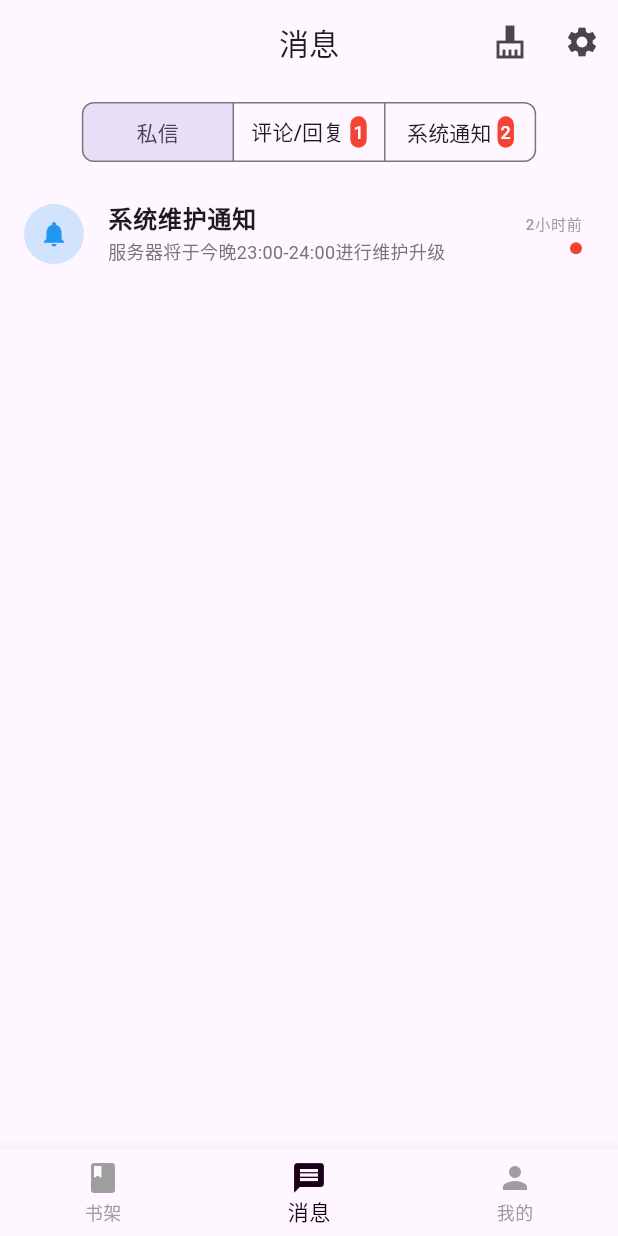
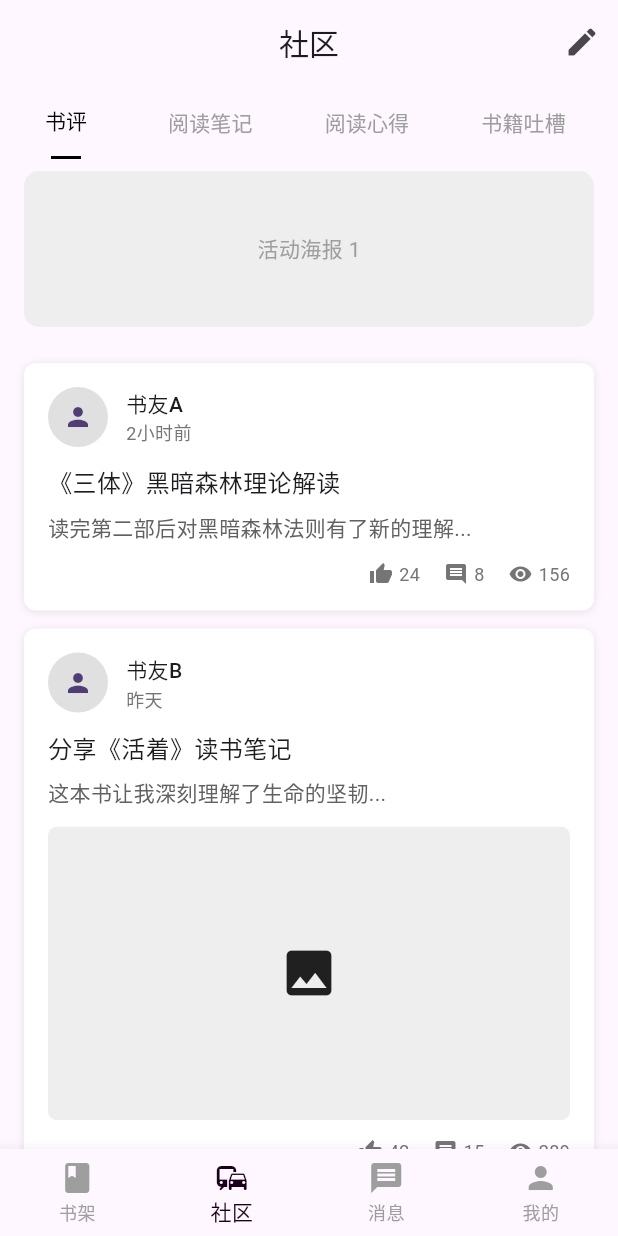
Before and after one commit to zayn415/reada-front, a Flutter app: the screen it shows after launch, item 2 of the bottom bar chosen, on a phone screen of 412 x 824 dp. Run offline on Flutter 3.47's test engine with Material 3 defaults, Android fonts, the phone set to English and light mode, and no system bars; our stand-ins replace dio, email_validator, file_picker, hive, hive_flutter, pinput; accounts and stored records are empty.

Commit message:
feat: 重命名文件；完善消息页面；初定社区页面

```diff
--- a/lib/main.dart
+++ b/lib/main.dart
@@ -7,7 +7,7 @@ import 'package:reada/services/user_service.dart';
 import 'package:reada/storage/user_storage.dart';
 import 'package:reada/utils/api_client.dart';
 
-import 'module/MainNavigator.dart';
+import 'module/navigator.dart';
 
 void main() async {
   WidgetsFlutterBinding.ensureInitialized();
@@ -49,7 +49,7 @@ class MyApp extends StatelessWidget {
       initialRoute: Routes.shelf,
       onGenerateRoute: (settings) {
         if (settings.name == Routes.shelf) {
-          return MaterialPageRoute(builder: (_) => const MainNavigator());
+          return MaterialPageRoute(builder: (_) => const BottomNavigator());
         }
         return AppRoutes.generateRoute(settings);
       },
--- a/lib/module/MainNavigator.dart
+++ b/lib/module/navigator.dart
@@ -1,4 +1,5 @@
 import 'package:flutter/material.dart';
+import 'package:reada/pages/community_page.dart';
 
 import '../constants/colors.dart';
 import '../pages/message_page.dart';
@@ -6,18 +7,19 @@ import '../pages/profile_page.dart';
 import '../pages/shelf_page.dart';
 
 // 页面底部导航栏
-class MainNavigator extends StatefulWidget {
-  const MainNavigator({super.key});
+class BottomNavigator extends StatefulWidget {
+  const BottomNavigator({super.key});
 
   @override
-  State<MainNavigator> createState() => _MainNavigatorState();
+  State<BottomNavigator> createState() => _BottomNavigatorState();
 }
 
-class _MainNavigatorState extends State<MainNavigator> {
+class _BottomNavigatorState extends State<BottomNavigator> {
   int _currentIndex = 0;
 
   static final List<Widget> _pages = <Widget>[
     const ShelfPage(),
+    const CommunityPage(),
     const MessagePage(),
     const ProfilePage(),
   ];
@@ -35,6 +37,10 @@ class _MainNavigatorState extends State<MainNavigator> {
       bottomNavigationBar: BottomNavigationBar(
         items: const [
           BottomNavigationBarItem(icon: Icon(Icons.book), label: '书架'),
+          BottomNavigationBarItem(
+            icon: Icon(Icons.commute_outlined),
+            label: '社区',
+          ),
           BottomNavigationBarItem(icon: Icon(Icons.message), label: '消息'),
           BottomNavigationBarItem(icon: Icon(Icons.person), label: '我的'),
         ],
--- /dev/null
+++ b/lib/module/post.dart
@@ -0,0 +1 @@
+class Post {}
--- /dev/null
+++ b/lib/pages/community_page.dart
@@ -0,0 +1,252 @@
+import 'package:flutter/material.dart';
+
+class CommunityPage extends StatefulWidget {
+  const CommunityPage({super.key});
+
+  @override
+  State<CommunityPage> createState() => _CommunityPageState();
+}
+
+class _CommunityPageState extends State<CommunityPage> {
+  int _selectedTab = 0; // 当前选中的话题标签
+  final List<String> _tabs = ['书评', '阅读笔记', '阅读心得', '书籍吐槽', '问答'];
+  final List<Map<String, dynamic>> _posts = [
+    {
+      'avatar': null,
+      'username': '书友A',
+      'time': '2小时前',
+      'title': '《三体》黑暗森林理论解读',
+      'content': '读完第二部后对黑暗森林法则有了新的理解...',
+      'likes': 24,
+      'comments': 8,
+      'views': 156,
+    },
+    {
+      'avatar': null,
+      'username': '书友B',
+      'time': '昨天',
+      'title': '分享《活着》读书笔记',
+      'content': '这本书让我深刻理解了生命的坚韧...',
+      'image': 'https://example.com/book1.jpg',
+      'likes': 42,
+      'comments': 15,
+      'views': 289,
+    },
+  ];
+
+  @override
+  Widget build(BuildContext context) {
+    return Scaffold(
+      appBar: AppBar(
+        title: const Text(
+          '社区',
+          style: TextStyle(fontSize: 20, fontWeight: FontWeight.w500),
+        ),
+        centerTitle: true,
+        actions: [
+          IconButton(
+            onPressed: () => _navigateToCreatePost(),
+            icon: const Icon(Icons.edit),
+          ),
+        ],
+      ),
+      body: Column(
+        children: [
+          // 2.2 话题过滤与推荐
+          _buildTabBar(),
+          // 2.3 精选推荐轮播（可选）
+          _buildBannerCarousel(),
+          // 2.4 帖子列表
+          Expanded(
+            child: ListView.builder(
+              padding: const EdgeInsets.all(16),
+              itemCount: _posts.length + 1,
+              itemBuilder: (context, index) {
+                if (index == _posts.length) {
+                  return const Padding(
+                    padding: EdgeInsets.symmetric(vertical: 16),
+                    child: Center(
+                      child: Text(
+                        '—— 已到底 ——',
+                        style: TextStyle(color: Colors.grey),
+                      ),
+                    ),
+                  );
+                }
+                return _buildPostCard(_posts[index]);
+              },
+            ),
+          ),
+        ],
+      ),
+    );
+  }
+
+  Widget _buildTabBar() {
+    return SingleChildScrollView(
+      scrollDirection: Axis.horizontal,
+      child: Row(
+        children:
+            _tabs.asMap().entries.map((entry) {
+              final index = entry.key;
+              final tab = entry.value;
+              return Padding(
+                padding: const EdgeInsets.symmetric(horizontal: 12),
+                child: Column(
+                  mainAxisSize: MainAxisSize.min,
+                  children: [
+                    TextButton(
+                      onPressed: () => setState(() => _selectedTab = index),
+                      child: Text(
+                        tab,
+                        style: TextStyle(
+                          color:
+                              _selectedTab == index
+                                  ? Colors.black
+                                  : Colors.grey,
+                        ),
+                      ),
+                    ),
+                    if (_selectedTab == index)
+                      Container(height: 2, width: 20, color: Colors.black),
+                  ],
+                ),
+              );
+            }).toList(),
+      ),
+    );
+  }
+
+  Widget _buildBannerCarousel() {
+    return SizedBox(
+      height: 120,
+      child: PageView.builder(
+        itemCount: 3,
+        itemBuilder: (context, index) {
+          return Container(
+            margin: const EdgeInsets.symmetric(horizontal: 16, vertical: 8),
+            decoration: BoxDecoration(
+              borderRadius: BorderRadius.circular(10),
+              color: Colors.grey[200],
+            ),
+            child: Center(
+              child: Text(
+                '活动海报 ${index + 1}',
+                style: const TextStyle(color: Colors.grey),
+              ),
+            ),
+          );
+        },
+      ),
+    );
+  }
+
+  Widget _buildPostCard(Map<String, dynamic> post) {
+    return Container(
+      margin: const EdgeInsets.only(bottom: 12),
+      decoration: BoxDecoration(
+        color: Colors.white,
+        borderRadius: BorderRadius.circular(8),
+        boxShadow: [
+          BoxShadow(
+            color: Colors.black.withValues(alpha: 0.1),
+            blurRadius: 4,
+            offset: const Offset(0, 1),
+          ),
+        ],
+      ),
+      child: Padding(
+        padding: const EdgeInsets.all(16),
+        child: Column(
+          crossAxisAlignment: CrossAxisAlignment.start,
+          children: [
+            // 作者信息
+            Row(
+              children: [
+                CircleAvatar(
+                  radius: 20,
+                  backgroundColor: Colors.grey[300],
+                  child:
+                      post['avatar'] == null
+                          ? const Icon(Icons.person, size: 20)
+                          : null,
+                ),
+                const SizedBox(width: 12),
+                Column(
+                  crossAxisAlignment: CrossAxisAlignment.start,
+                  children: [
+                    Text(
+                      post['username'],
+                      style: const TextStyle(fontWeight: FontWeight.w500),
+                    ),
+                    Text(
+                      post['time'],
+                      style: TextStyle(fontSize: 12, color: Colors.grey[600]),
+                    ),
+                  ],
+                ),
+              ],
+            ),
+            const SizedBox(height: 12),
+            // 帖子内容
+            Text(
+              post['title'],
+              style: const TextStyle(fontSize: 16, fontWeight: FontWeight.w500),
+              maxLines: 2,
+              overflow: TextOverflow.ellipsis,
+            ),
+            const SizedBox(height: 8),
+            Text(
+              post['content'],
+              style: TextStyle(color: Colors.grey[700]),
+              maxLines: 2,
+              overflow: TextOverflow.ellipsis,
+            ),
+            if (post['image'] != null) ...[
+              const SizedBox(height: 12),
+              ClipRRect(
+                borderRadius: BorderRadius.circular(6),
+                child: AspectRatio(
+                  aspectRatio: 16 / 9,
+                  child: Container(
+                    color: Colors.grey[200],
+                    child: const Icon(Icons.image, size: 40),
+                  ),
+                ),
+              ),
+            ],
+            const SizedBox(height: 12),
+            // 互动统计
+            Row(
+              mainAxisAlignment: MainAxisAlignment.end,
+              children: [
+                _buildInteractionItem(Icons.thumb_up, post['likes']),
+                const SizedBox(width: 16),
+                _buildInteractionItem(Icons.comment, post['comments']),
+                const SizedBox(width: 16),
+                _buildInteractionItem(Icons.remove_red_eye, post['views']),
+              ],
+            ),
+          ],
+        ),
+      ),
+    );
+  }
+
+  Widget _buildInteractionItem(IconData icon, int count) {
+    return Row(
+      children: [
+        Icon(icon, size: 16, color: Colors.grey[600]),
+        const SizedBox(width: 4),
+        Text(
+          count.toString(),
+          style: TextStyle(fontSize: 12, color: Colors.grey[600]),
+        ),
+      ],
+    );
+  }
+
+  void _navigateToCreatePost() {
+    // TODO: 实现发帖页面导航
+  }
+}
--- a/lib/pages/message_page.dart
+++ b/lib/pages/message_page.dart
@@ -49,11 +49,11 @@ class _MessagePageState extends State<MessagePage> {
   List<Message> get _currentMessages {
     switch (_selectedIndex) {
       case 0:
-        return _systemMessages;
+        return _privateMessages;
       case 1:
         return _commentMessages;
       case 2:
-        return _privateMessages;
+        return _systemMessages;
       default:
         return [];
     }
@@ -92,16 +92,23 @@ class _MessagePageState extends State<MessagePage> {
         title: const Text('消息', style: TextStyle(fontSize: 20)),
         centerTitle: true,
         actions: [
+          Padding(
+            padding: const EdgeInsets.only(right: 16),
+            child: Row(
+              children: [
                 IconButton(
                   onPressed: () => _markAllAsRead(),
-            icon: Icon(Icons.cleaning_services_sharp),
+                  icon: Icon(Icons.cleaning_services_sharp, size: 20),
                 ),
                 IconButton(
                   onPressed: () {
                     // 进入消息设置
                     Navigator.pushNamed(context, '/message_settings');
                   },
-            icon: Icon(Icons.settings),
+                  icon: Icon(Icons.settings, size: 24),
+                ),
+              ],
+            ),
           ),
         ],
       ),
@@ -109,13 +116,24 @@ class _MessagePageState extends State<MessagePage> {
         children: [
           // 3.2 消息分类
           Padding(
-            padding: const EdgeInsets.symmetric(horizontal: 16, vertical: 8),
+            padding: const EdgeInsets.symmetric(horizontal: 16),
+            child: SizedBox(
+              width: double.infinity,
               child: SegmentedButton<int>(
                 showSelectedIcon: false,
                 segments: [
-                ButtonSegment(value: 0, label: _buildSegmentLabel('私信', 0)),
-                ButtonSegment(value: 1, label: _buildSegmentLabel('评论/回复', 1)),
-                ButtonSegment(value: 2, label: _buildSegmentLabel('系统通知', 2)),
+                  ButtonSegment(
+                    value: 0,
+                    label: Center(child: _buildSegmentLabel('私信', 0)),
+                  ),
+                  ButtonSegment(
+                    value: 1,
+                    label: Center(child: _buildSegmentLabel('评论/回复', 1)),
+                  ),
+                  ButtonSegment(
+                    value: 2,
+                    label: Center(child: _buildSegmentLabel('系统通知', 2)),
+                  ),
                 ],
                 selected: {_selectedIndex},
                 onSelectionChanged: (Set<int> newSelection) {
@@ -124,9 +142,21 @@ class _MessagePageState extends State<MessagePage> {
                   });
                 },
                 style: ButtonStyle(
-                shape: MaterialStateProperty.all<RoundedRectangleBorder>(
+                  minimumSize: WidgetStateProperty.all(Size(0, 40)),
+                  maximumSize: WidgetStateProperty.all(
+                    Size(double.infinity, 40),
+                  ),
+                  textStyle: WidgetStateProperty.all(
+                    const TextStyle(height: 1.0),
+                  ),
+                  padding: WidgetStateProperty.resolveWith<EdgeInsetsGeometry>(
+                    (states) => const EdgeInsets.symmetric(vertical: 0),
+                  ),
+                  alignment: Alignment.center,
+                  shape: WidgetStateProperty.all<RoundedRectangleBorder>(
                     RoundedRectangleBorder(
                       borderRadius: BorderRadius.circular(8),
+                    ),
                   ),
                 ),
               ),
@@ -214,16 +244,21 @@ class _MessagePageState extends State<MessagePage> {
 
   Widget _buildSegmentLabel(String text, int unreadCount) {
     return Row(
+      mainAxisAlignment: MainAxisAlignment.center,
+      crossAxisAlignment: CrossAxisAlignment.center,
       mainAxisSize: MainAxisSize.min,
       children: [
         Text(text),
         if (unreadCount > 0)
           Container(
+            alignment: Alignment.center,
+            width: 18,
+            height: 18,
             margin: const EdgeInsets.only(left: 4),
             padding: const EdgeInsets.symmetric(horizontal: 2, vertical: 2),
             decoration: BoxDecoration(
               color: Colors.red,
-              borderRadius: BorderRadius.circular(10),
+              borderRadius: BorderRadius.circular(20),
             ),
             child: Text(
               unreadCount.toString(),
@@ -255,7 +290,7 @@ class _MessagePageState extends State<MessagePage> {
         color = Colors.grey;
     }
     return CircleAvatar(
-      backgroundColor: color.withOpacity(0.2),
+      backgroundColor: color.withValues(alpha: 20),
       child: Icon(icon, color: color, size: 20),
     );
   }
--- a/lib/routes/routes.dart
+++ b/lib/routes/routes.dart
@@ -1,4 +1,5 @@
 import 'package:flutter/material.dart';
+import 'package:reada/pages/community_page.dart';
 import 'package:reada/pages/verification_page.dart';
 
 import '../pages/login_page.dart';
@@ -10,9 +11,10 @@ import '../pages/shelf_page.dart';
 class Routes {
   static const String shelf = '/';
   static const String login = '/login';
-  static const String mine = '/mine';
+  static const String profile = '/mine';
   static const String message = '/message';
   static const String verification = '/verification';
+  static const String community = '/community';
 }
 
 class AppRoutes {
@@ -37,7 +39,7 @@ class AppRoutes {
             );
           },
         );
-      case Routes.mine:
+      case Routes.profile:
         return MaterialPageRoute(builder: (_) => const ProfilePage());
       case Routes.message:
         return MaterialPageRoute(builder: (_) => const MessagePage());
@@ -60,6 +62,8 @@ class AppRoutes {
             );
           },
         );
+      case Routes.community:
+        return MaterialPageRoute(builder: (_) => const CommunityPage());
       default:
         return MaterialPageRoute(
           builder:
```
Also changed, not shown: lib/pages/post_add_page.dart (added). Lines whose indentation alone changed are shown as unchanged.
